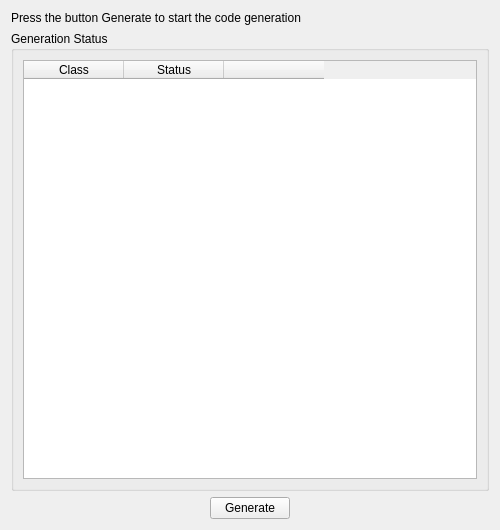
This is umbrello/codegenwizard/codegenstatuspage.ui in KDE/umbrello as Qt 5 draws it before an edit. The edited form follows.
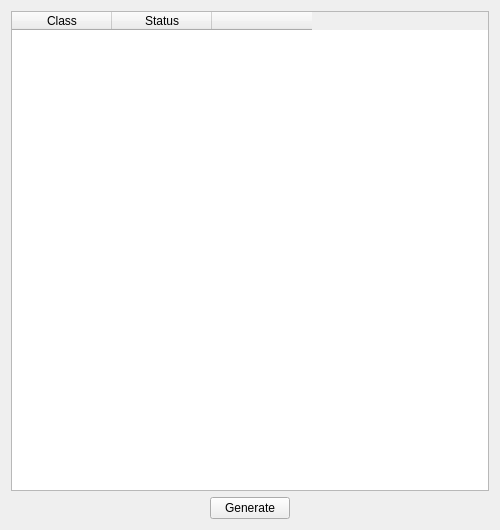
This is the edited form.

```diff
--- a/umbrello/codegenwizard/codegenstatuspage.ui
+++ b/umbrello/codegenwizard/codegenstatuspage.ui
@@ -20,28 +20,6 @@
   </property>
   <layout class="QVBoxLayout" >
    <item>
-    <widget class="QLabel" name="ui_labelUsage" >
-     <property name="sizePolicy" >
-      <sizepolicy vsizetype="Fixed" hsizetype="Preferred" >
-       <horstretch>0</horstretch>
-       <verstretch>0</verstretch>
-      </sizepolicy>
-     </property>
-     <property name="text" >
-      <string>Press the button Generate to start the code generation</string>
-     </property>
-     <property name="wordWrap" >
-      <bool>false</bool>
-     </property>
-    </widget>
-   </item>
-   <item>
-    <widget class="QGroupBox" name="ui_groupBox" >
-     <property name="title" >
-      <string>Generation Status</string>
-     </property>
-     <layout class="QVBoxLayout" >
-      <item>
        <widget class="QTableWidget" name="ui_tableWidgetStatus" >
         <property name="alternatingRowColors" >
          <bool>true</bool>
@@ -64,9 +42,6 @@
           <string/>
          </property>
         </column>
-       </widget>
-      </item>
-     </layout>
     </widget>
    </item>
    <item>
```
Lines whose indentation alone changed are shown as unchanged.
